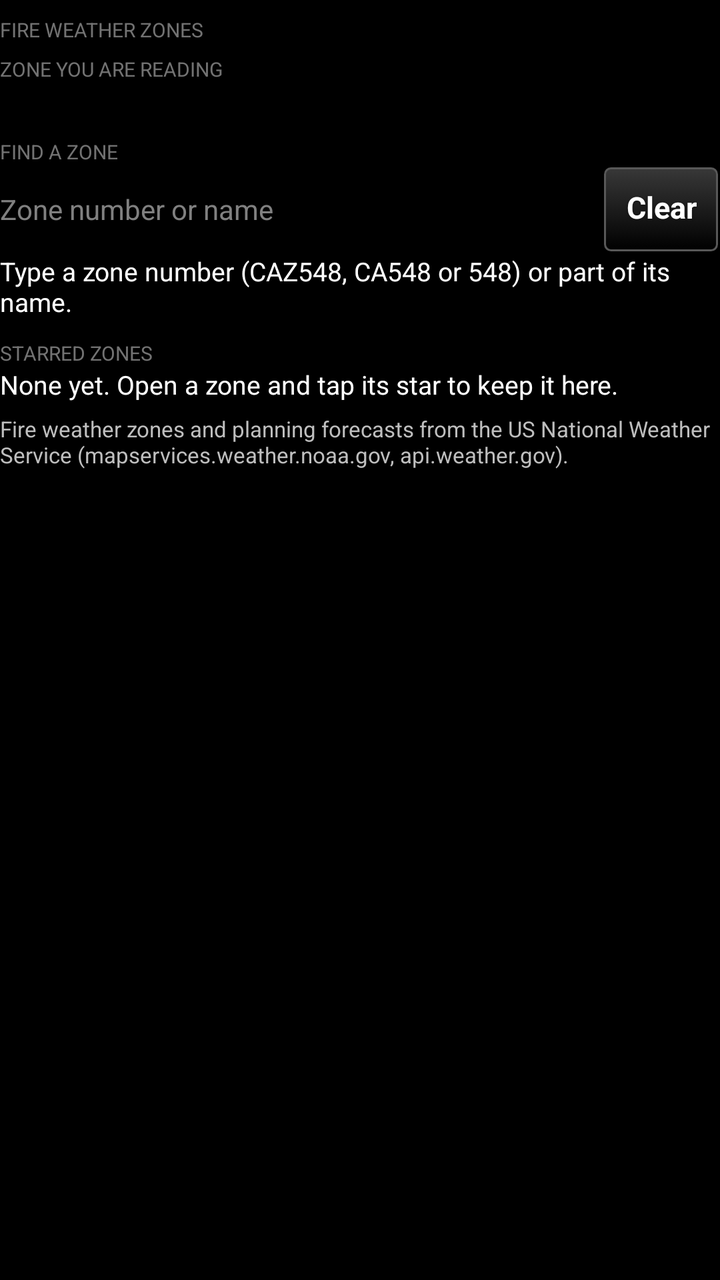
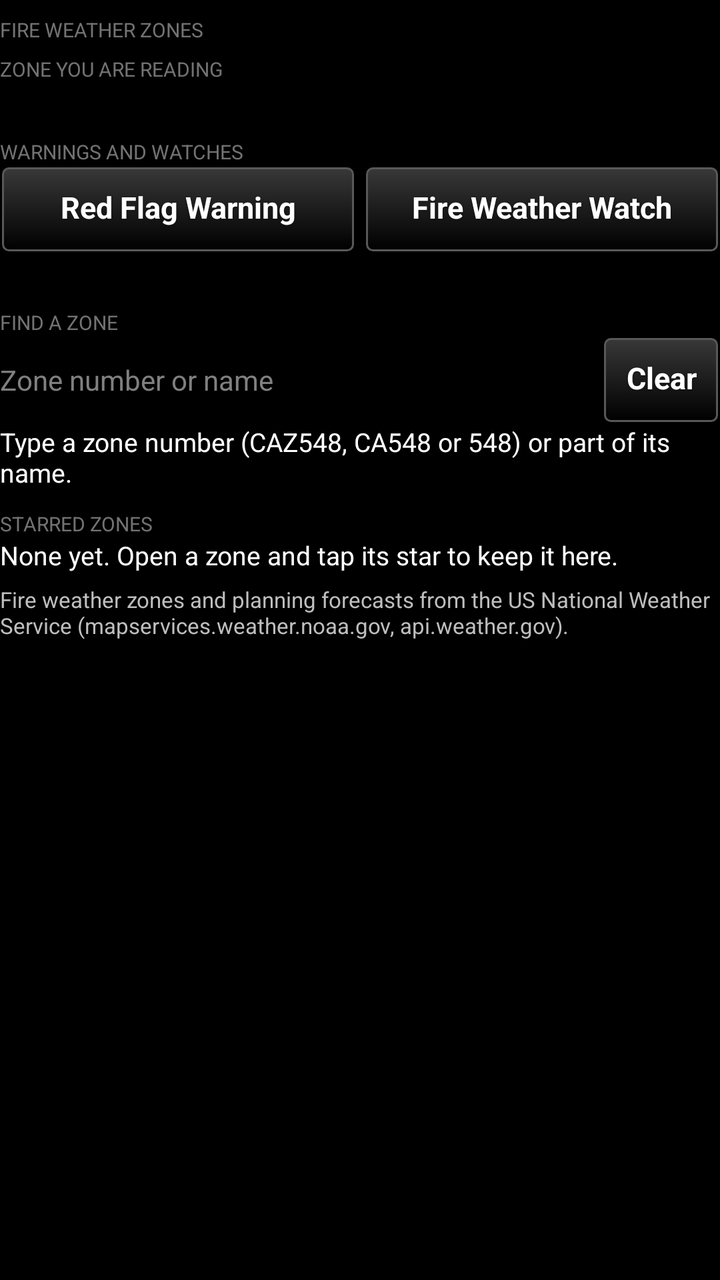

Before-and-after screenshots of an Android layout around one commit, followed by the original layout XML and the change that was made.
<!-- AndroidManifest.xml: application theme AppTheme -->
<!-- res/layout/page_firezones.xml -->
<?xml version="1.0" encoding="utf-8"?>
<ScrollView xmlns:android="http://schemas.android.com/apk/res/android"
    android:layout_width="match_parent"
    android:layout_height="match_parent"
    android:fadeScrollbars="false"
    android:focusableInTouchMode="true"
    android:descendantFocusability="beforeDescendants">

    <LinearLayout
        android:layout_width="match_parent"
        android:layout_height="wrap_content"
        android:orientation="vertical"
        android:paddingBottom="8dp">

        <TextView
            android:layout_width="match_parent"
            android:layout_height="wrap_content"
            android:text="@string/heading_zones"
            android:textSize="10sp"
            android:textAllCaps="true"
            android:paddingTop="8dp"
            android:alpha="0.6" />

        
        <LinearLayout
            android:id="@+id/zones_gate"
            android:layout_width="match_parent"
            android:layout_height="wrap_content"
            android:orientation="vertical"
            android:visibility="gone">

            <TextView
                android:layout_width="match_parent"
                android:layout_height="wrap_content"
                android:layout_marginTop="6dp"
                android:textColor="@color/white"
                android:textSize="14sp"
                android:text="@string/zones_gate_text" />

            <Button
                android:id="@+id/zones_load"
                style="@style/TakwerxButton"
                android:layout_width="match_parent"
                android:layout_height="wrap_content"
                android:layout_marginTop="6dp"
                android:text="@string/zones_load" />
        </LinearLayout>

        <LinearLayout
            android:id="@+id/zones_browse"
            android:layout_width="match_parent"
            android:layout_height="wrap_content"
            android:orientation="vertical">

            
            <TextView
                android:id="@+id/zones_here_heading"
                android:layout_width="match_parent"
                android:layout_height="wrap_content"
                android:layout_marginTop="6dp"
                android:text="@string/heading_zones_here"
                android:textSize="10sp"
                android:textAllCaps="true"
                android:alpha="0.6" />

            <TextView
                android:id="@+id/zones_here_status"
                android:layout_width="match_parent"
                android:layout_height="wrap_content"
                android:textColor="@color/white"
                android:textSize="13sp"
                android:text="" />

            <LinearLayout
                android:id="@+id/zones_here_list"
                android:layout_width="match_parent"
                android:layout_height="wrap_content"
                android:orientation="vertical" />

            
            <TextView
                android:layout_width="match_parent"
                android:layout_height="wrap_content"
                android:layout_marginTop="10dp"
                android:text="@string/heading_zones_find"
                android:textSize="10sp"
                android:textAllCaps="true"
                android:alpha="0.6" />

            <LinearLayout
                android:id="@+id/zones_search_row"
                android:layout_width="match_parent"
                android:layout_height="wrap_content"
                android:orientation="horizontal"
                android:baselineAligned="false">

                <EditText
                    android:id="@+id/zones_search"
                    android:layout_width="0dp"
                    android:layout_weight="1"
                    android:layout_height="wrap_content"
                    android:layout_gravity="center_vertical"
                    android:hint="@string/zones_search_hint"
                    android:inputType="text|textNoSuggestions"
                    android:imeOptions="actionSearch|flagNoExtractUi"
                    android:maxLines="1"
                    android:textSize="14sp" />

                <TextView
                    android:id="@+id/zones_search_count"
                    android:layout_width="wrap_content"
                    android:layout_height="wrap_content"
                    android:layout_gravity="center_vertical"
                    android:minWidth="64dp"
                    android:gravity="center"
                    android:textColor="@color/white"
                    android:textSize="14sp"
                    android:text="" />

                <Button
                    android:id="@+id/zones_search_clear"
                    style="@style/TakwerxButton"
                    android:layout_width="wrap_content"
                    android:layout_height="wrap_content"
                    android:layout_gravity="center_vertical"
                    android:text="@string/clear" />
            </LinearLayout>

            <TextView
                android:id="@+id/zones_found_status"
                android:layout_width="match_parent"
                android:layout_height="wrap_content"
                android:textColor="@color/white"
                android:textSize="13sp"
                android:text="@string/zones_search_help" />

            <LinearLayout
                android:id="@+id/zones_found_list"
                android:layout_width="match_parent"
                android:layout_height="wrap_content"
                android:orientation="vertical" />

            <TextView
                android:layout_width="match_parent"
                android:layout_height="wrap_content"
                android:layout_marginTop="10dp"
                android:text="@string/heading_zones_starred"
                android:textSize="10sp"
                android:textAllCaps="true"
                android:alpha="0.6" />

            <TextView
                android:id="@+id/zones_starred_none"
                android:layout_width="match_parent"
                android:layout_height="wrap_content"
                android:textColor="@color/white"
                android:textSize="13sp"
                android:text="@string/zones_starred_none" />

            <LinearLayout
                android:id="@+id/zones_starred_list"
                android:layout_width="match_parent"
                android:layout_height="wrap_content"
                android:orientation="vertical" />
        </LinearLayout>

        
        <LinearLayout
            android:id="@+id/zones_detail"
            android:layout_width="match_parent"
            android:layout_height="wrap_content"
            android:orientation="vertical"
            android:visibility="gone">

            <LinearLayout
                android:layout_width="match_parent"
                android:layout_height="wrap_content"
                android:layout_marginTop="4dp"
                android:orientation="horizontal">

                <Button
                    android:id="@+id/zones_back"
                    style="@style/TakwerxButton"
                    android:layout_width="0dp"
                    android:layout_weight="1"
                    android:layout_height="wrap_content"
                    android:layout_marginRight="4dp"
                    android:text="@string/back" />

                <Button
                    android:id="@+id/zones_goto"
                    style="@style/TakwerxButton"
                    android:layout_width="0dp"
                    android:layout_weight="1"
                    android:layout_height="wrap_content"
                    android:layout_marginRight="4dp"
                    android:text="@string/go_to" />

                <Button
                    android:id="@+id/zones_star"
                    style="@style/TakwerxButton"
                    android:layout_width="0dp"
                    android:layout_weight="1"
                    android:layout_height="wrap_content"
                    android:text="" />
            </LinearLayout>

            <TextView
                android:id="@+id/zones_detail_title"
                android:layout_width="match_parent"
                android:layout_height="wrap_content"
                android:layout_marginTop="8dp"
                android:textColor="@color/white"
                android:textSize="17sp"
                android:textStyle="bold"
                android:text="" />

            <TextView
                android:id="@+id/zones_detail_facts"
                android:layout_width="match_parent"
                android:layout_height="wrap_content"
                android:layout_marginTop="4dp"
                android:textColor="@color/white"
                android:textSize="14sp"
                android:lineSpacingExtra="2dp"
                android:text="" />

            <TextView
                android:layout_width="match_parent"
                android:layout_height="wrap_content"
                android:layout_marginTop="10dp"
                android:text="@string/heading_zones_forecast"
                android:textSize="10sp"
                android:textAllCaps="true"
                android:alpha="0.6" />

            
            <HorizontalScrollView
                android:layout_width="match_parent"
                android:layout_height="wrap_content"
                android:layout_marginTop="4dp">

                <TextView
                    android:id="@+id/zones_detail_text"
                    android:layout_width="wrap_content"
                    android:layout_height="wrap_content"
                    android:textColor="@color/white"
                    android:textSize="12sp"
                    android:typeface="monospace"
                    android:textIsSelectable="true"
                    android:text="" />
            </HorizontalScrollView>

            
            <Button
                android:id="@+id/zones_discussion_toggle"
                style="@style/TakwerxButton"
                android:layout_width="match_parent"
                android:layout_height="wrap_content"
                android:layout_marginTop="8dp"
                android:text="@string/zones_show_discussion"
                android:visibility="gone" />

            <HorizontalScrollView
                android:id="@+id/zones_discussion_scroll"
                android:layout_width="match_parent"
                android:layout_height="wrap_content"
                android:layout_marginTop="4dp"
                android:visibility="gone">

                <TextView
                    android:id="@+id/zones_discussion_text"
                    android:layout_width="wrap_content"
                    android:layout_height="wrap_content"
                    android:textColor="@color/white"
                    android:textSize="12sp"
                    android:typeface="monospace"
                    android:textIsSelectable="true"
                    android:text="" />
            </HorizontalScrollView>
        </LinearLayout>

        <TextView
            android:id="@+id/zones_attribution"
            android:layout_width="match_parent"
            android:layout_height="wrap_content"
            android:textSize="11sp"
            android:layout_marginTop="@dimen/auto_margin"
            android:text="@string/credit_zones" />
    </LinearLayout>
</ScrollView>
<!-- resources referenced by this layout -->
<resources>
  <color name="white">#ffffff</color>
  <dimen name="auto_margin">6dp</dimen>
  <string name="back">Back</string>
  <string name="clear">Clear</string>
  <string name="credit_zones">Fire weather zones and planning forecasts from the US National Weather Service (mapservices.weather.noaa.gov, api.weather.gov).</string>
  <string name="go_to">Go to</string>
  <string name="heading_zones">Fire weather zones</string>
  <string name="heading_zones_find">Find a zone</string>
  <string name="heading_zones_forecast">Fire weather planning forecast</string>
  <string name="heading_zones_here">Zone you are reading</string>
  <string name="heading_zones_starred">Starred zones</string>
  <string name="zones_gate_text">The National Weather Service\'s fire weather planning forecast for a zone, the way the office wrote it. See the zone you are reading, look one up by number or name, and star the ones you work.</string>
  <string name="zones_load">Show fire zone forecasts</string>
  <string name="zones_search_help">Type a zone number (CAZ548, CA548 or 548) or part of its name.</string>
  <string name="zones_search_hint">Zone number or name</string>
  <string name="zones_show_discussion">Show the office discussion</string>
  <string name="zones_starred_none">None yet. Open a zone and tap its star to keep it here.</string>
  <style name="TakwerxButton" parent="@style/darkButton">
          <item name="android:paddingLeft">12dp</item>
          <item name="android:paddingRight">12dp</item>
          <item name="android:paddingTop">6dp</item>
          <item name="android:paddingBottom">8dp</item>
          <item name="android:minHeight">44dp</item>
          <item name="android:minWidth">0dp</item>
          <item name="android:textSize">15sp</item>
          <item name="android:singleLine">true</item>
          <item name="android:ellipsize">end</item>
      </style>
  <style name="AppTheme" parent="@android:style/Theme.Holo">
          <item name="android:buttonStyle">@android:style/Widget.Button</item>
          <item name="android:imageButtonStyle">@android:style/Widget.Button</item>
          <item name="android:buttonStyleToggle">@android:style/Widget.Button</item>
          <item name="android:spinnerStyle">@style/ATAKSpinner</item>
          <item name="android:spinnerItemStyle">@style/ATAKSpinnerItem</item>
          <item name="android:editTextStyle">@style/ATAKEditText</item>
      </style>
  <style name="ATAKSpinner" parent="@android:style/Widget.Spinner">
          <item name="android:spinnerMode">dialog</item>
      </style>
  <style name="ATAKSpinnerItem">
          <item name="android:textColor">@android:color/white</item>
          <item name="android:dropDownVerticalOffset">0dip</item>
          <item name="android:dropDownHorizontalOffset">0dip</item>
          <item name="android:dropDownWidth">wrap_content</item>
          <item name="android:gravity">left|center_vertical</item>
      </style>
  <style name="ATAKEditText" parent="@android:style/Widget.EditText">
          
          
  
          
          <item name="android:imeOptions">flagNoFullscreen</item>
      </style>
  <color name="darker_gray">#121212</color>
  <dimen name="fontSize">14sp</dimen>
  <!-- drawable new_dark_button_disabled (drawable) -->
  <?xml version="1.0" encoding="utf-8"?>
  <layer-list xmlns:android="http://schemas.android.com/apk/res/android">
      <item android:bottom="1dp" android:right="1dp" android:left="1dp" android:top="1dp">
          <shape android:shape="rectangle">
              <corners android:radius="3dp" />
              <stroke
                  android:width="1dp"
                  android:color="#484848" />
              <solid android:color="#484848" />
          </shape>
      </item>
  </layer-list>
</resources>

<!-- the commit's change to res/layout/page_firezones.xml (unified diff, before → after) -->
@@ -82,6 +82,53 @@
                 android:layout_width="match_parent"
                 android:layout_height="wrap_content"
                 android:layout_marginTop="10dp"
+                android:text="@string/heading_zones_warned"
+                android:textSize="10sp"
+                android:textAllCaps="true"
+                android:alpha="0.6" />
+
+            <LinearLayout
+                android:layout_width="match_parent"
+                android:layout_height="wrap_content"
+                android:orientation="horizontal">
+
+                <Button
+                    android:id="@+id/zones_red"
+                    style="@style/TakwerxButton"
+                    android:layout_width="0dp"
+                    android:layout_weight="1"
+                    android:layout_height="wrap_content"
+                    android:layout_marginRight="4dp"
+                    android:text="@string/zones_red" />
+
+                <Button
+                    android:id="@+id/zones_watch"
+                    style="@style/TakwerxButton"
+                    android:layout_width="0dp"
+                    android:layout_weight="1"
+                    android:layout_height="wrap_content"
+                    android:text="@string/zones_watch" />
+            </LinearLayout>
+
+            <TextView
+                android:id="@+id/zones_warned_status"
+                android:layout_width="match_parent"
+                android:layout_height="wrap_content"
+                android:textColor="@color/white"
+                android:textSize="13sp"
+                android:text="" />
+
+            <LinearLayout
+                android:id="@+id/zones_warned_list"
+                android:layout_width="match_parent"
+                android:layout_height="wrap_content"
+                android:orientation="vertical" />
+
+            
+            <TextView
+                android:layout_width="match_parent"
+                android:layout_height="wrap_content"
+                android:layout_marginTop="10dp"
                 android:text="@string/heading_zones_find"
                 android:textSize="10sp"
                 android:textAllCaps="true"
<!-- resource entries referenced after the edit -->
@@ -11,12 +11,15 @@
   <string name="heading_zones_forecast">Fire weather planning forecast</string>
   <string name="heading_zones_here">Zone you are reading</string>
   <string name="heading_zones_starred">Starred zones</string>
+  <string name="heading_zones_warned">Warnings and watches</string>
   <string name="zones_gate_text">The National Weather Service\'s fire weather planning forecast for a zone, the way the office wrote it. See the zone you are reading, look one up by number or name, and star the ones you work.</string>
   <string name="zones_load">Show fire zone forecasts</string>
+  <string name="zones_red">Red Flag Warning</string>
   <string name="zones_search_help">Type a zone number (CAZ548, CA548 or 548) or part of its name.</string>
   <string name="zones_search_hint">Zone number or name</string>
   <string name="zones_show_discussion">Show the office discussion</string>
   <string name="zones_starred_none">None yet. Open a zone and tap its star to keep it here.</string>
+  <string name="zones_watch">Fire Weather Watch</string>
   <style name="TakwerxButton" parent="@style/darkButton">
           <item name="android:paddingLeft">12dp</item>
           <item name="android:paddingRight">12dp</item>
